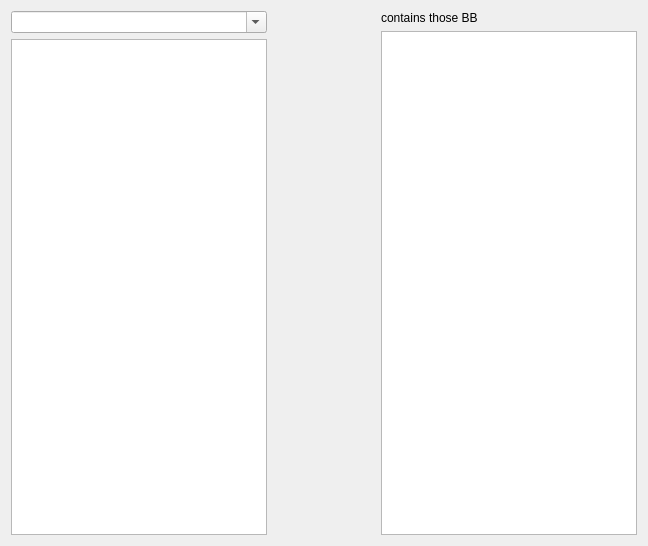
jfouche/bbm, file src/dlg_bbmanager.ui: the form before one commit.
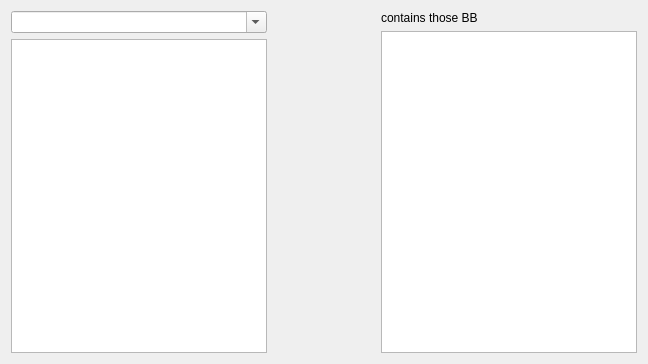
The form after the commit.

The edit to the form file:
```diff
--- a/src/dlg_bbmanager.ui
+++ b/src/dlg_bbmanager.ui
@@ -7,7 +7,7 @@
     <x>0</x>
     <y>0</y>
     <width>648</width>
-    <height>546</height>
+    <height>364</height>
    </rect>
   </property>
   <property name="windowTitle">
```
